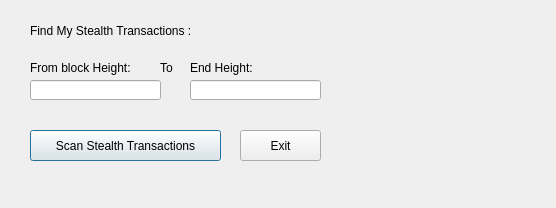
FeatherCoin/Feathercoin, file src/qt/forms/debugdialog.ui: the form before one commit.
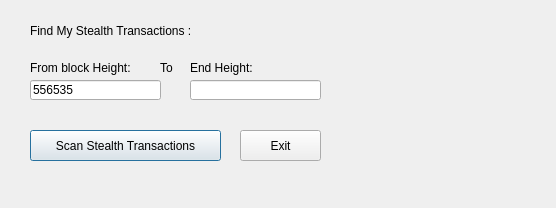
The form after the commit. Icons and pictures are not drawn.

Commit message: fixed Issue #125; set staarting block to 556535

```diff
--- a/src/qt/forms/debugdialog.ui
+++ b/src/qt/forms/debugdialog.ui
@@ -61,6 +61,9 @@
    <property name="statusTip">
     <string>Block Number</string>
    </property>
+   <property name="text">
+    <string>556535</string>
+   </property>
   </widget>
   <widget class="QLabel" name="label">
    <property name="geometry">
```
